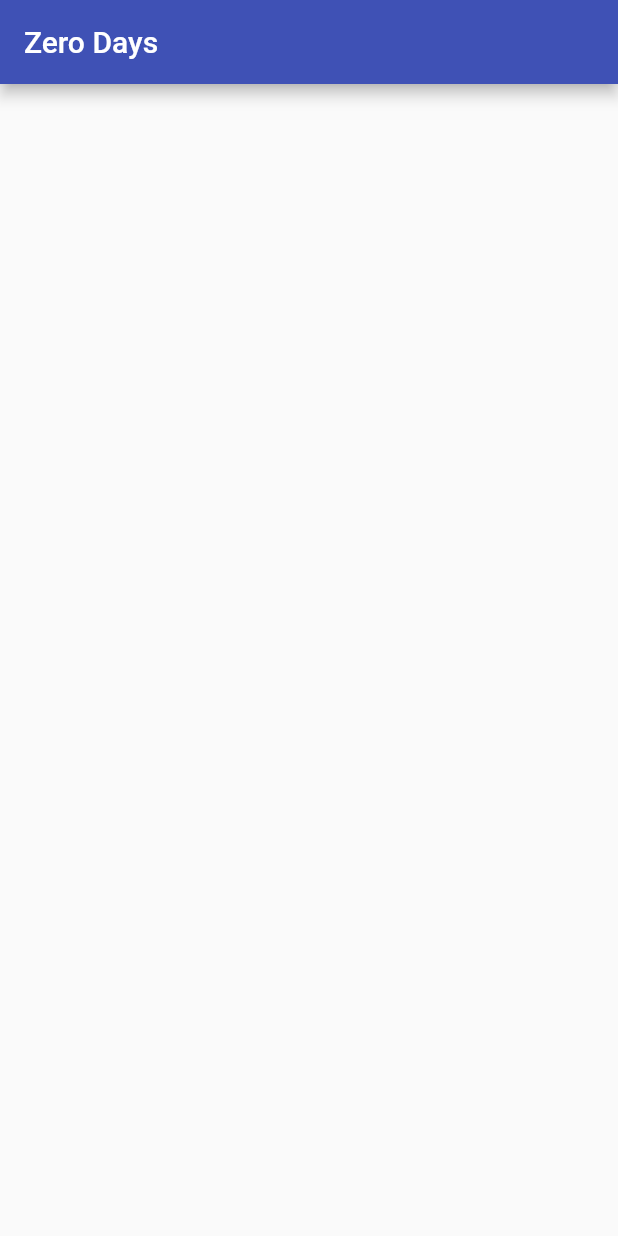
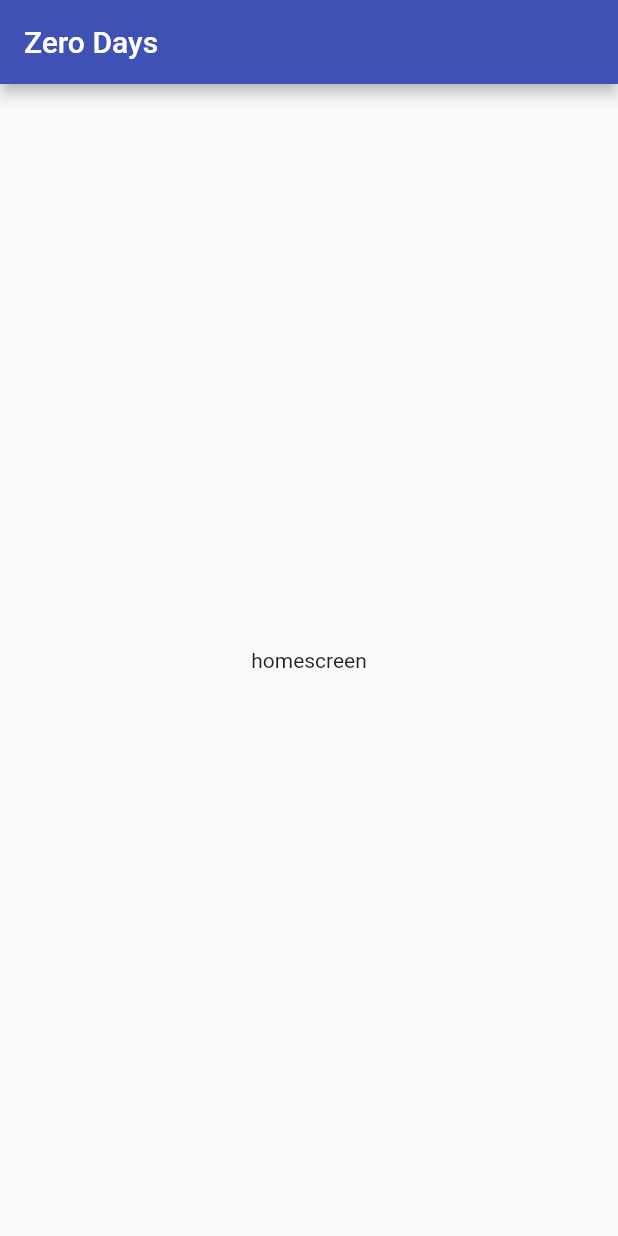
Before and after one commit to SHANIB-C-K/zerodays-app, a Flutter app: the screen it shows after launch, on a phone screen of 412 x 824 dp. Run offline on Flutter 3.47's test engine with Material 2 defaults, Android fonts, the light colour scheme and no system bars.

Commit message:
body just added in homescreen.dart file

```diff
--- a/lib/screens/homescreen.dart
+++ b/lib/screens/homescreen.dart
@@ -16,6 +16,11 @@ class HomeScreen extends StatelessWidget {
           'Zero Days',
         ),
       ),
+      body: const Center(
+        child: Text(
+          'homescreen',
+        ),
+      ),
     );
   }
 }
```
